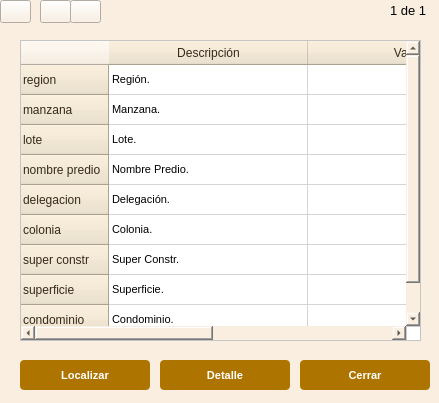
Above: funciones/busquedas/periodo/periodo_dialog_base.ui from gerardoros/CartograficoQgisPlugin before the change. Below: the same form after it.
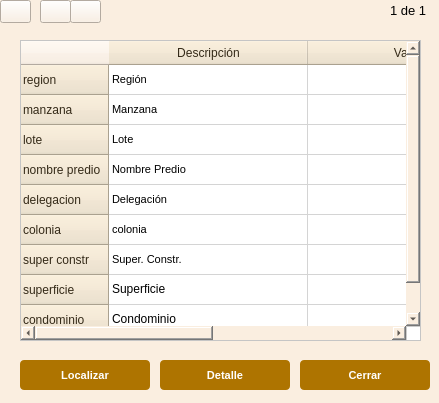
That is the form after the change. Icons and pictures are not drawn.

```diff
--- a/funciones/busquedas/periodo/periodo_dialog_base.ui
+++ b/funciones/busquedas/periodo/periodo_dialog_base.ui
@@ -125,7 +125,7 @@
    </column>
    <item row="0" column="0">
     <property name="text">
-     <string>Región.</string>
+     <string>Región</string>
     </property>
     <property name="font">
      <font>
@@ -143,7 +143,7 @@
    </item>
    <item row="1" column="0">
     <property name="text">
-     <string>Manzana.</string>
+     <string>Manzana</string>
     </property>
     <property name="font">
      <font>
@@ -161,7 +161,7 @@
    </item>
    <item row="2" column="0">
     <property name="text">
-     <string>Lote.</string>
+     <string>Lote</string>
     </property>
     <property name="font">
      <font>
@@ -179,7 +179,7 @@
    </item>
    <item row="3" column="0">
     <property name="text">
-     <string>Nombre Predio.</string>
+     <string>Nombre Predio</string>
     </property>
     <property name="font">
      <font>
@@ -192,7 +192,7 @@
    </item>
    <item row="4" column="0">
     <property name="text">
-     <string>Delegación.</string>
+     <string>Delegación</string>
     </property>
     <property name="font">
      <font>
@@ -205,7 +205,7 @@
    </item>
    <item row="5" column="0">
     <property name="text">
-     <string>Colonia.</string>
+     <string>colonia</string>
     </property>
     <property name="font">
      <font>
@@ -218,7 +218,7 @@
    </item>
    <item row="6" column="0">
     <property name="text">
-     <string>Super Constr.</string>
+     <string>Super. Constr.</string>
     </property>
     <property name="font">
      <font>
@@ -231,33 +231,12 @@
    </item>
    <item row="7" column="0">
     <property name="text">
-     <string>Superficie.</string>
-    </property>
-    <property name="font">
-     <font>
-      <family>MS Shell Dlg 2</family>
-      <pointsize>8</pointsize>
-      <weight>50</weight>
-      <bold>false</bold>
-     </font>
-    </property>
-   </item>
-   <item row="7" column="1">
-    <property name="text">
-     <string/>
+     <string>Superficie</string>
     </property>
    </item>
    <item row="8" column="0">
     <property name="text">
-     <string>Condominio.</string>
-    </property>
-    <property name="font">
-     <font>
-      <family>MS Shell Dlg 2</family>
-      <pointsize>8</pointsize>
-      <weight>50</weight>
-      <bold>false</bold>
-     </font>
+     <string>Condominio</string>
     </property>
    </item>
   </widget>
```
Left out of the diff: 12 changed lines with no effect on the pictures.
